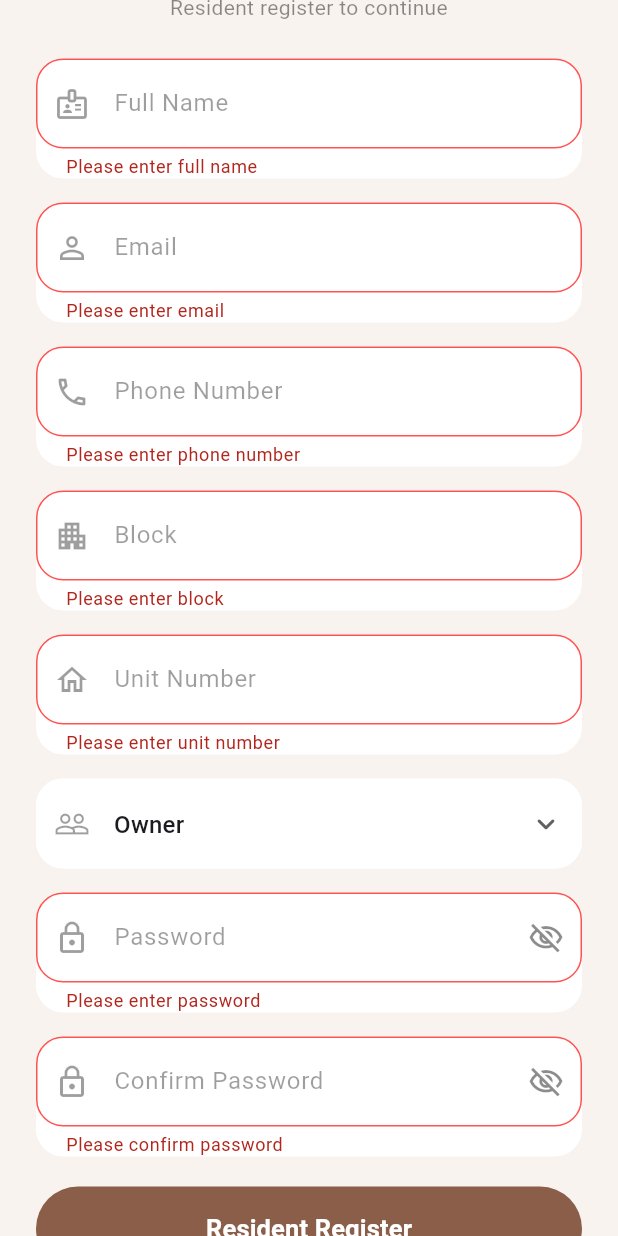
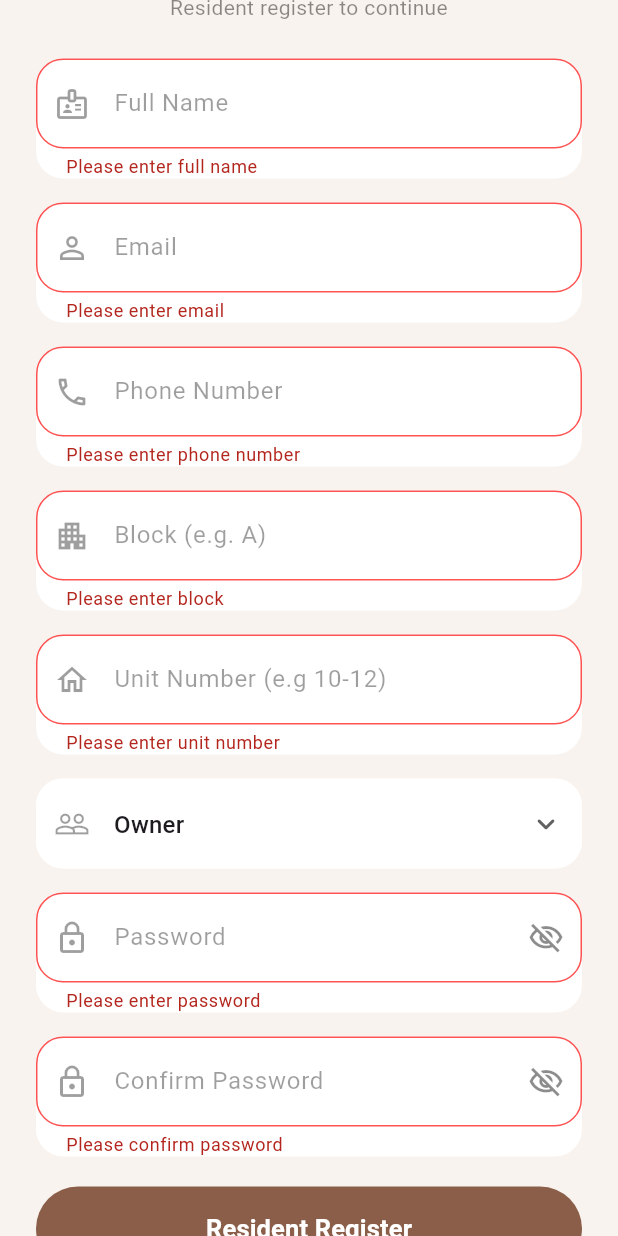
Before and after one commit to Jiazheng23/JiranMu-CommunityApp, a Flutter app: the ResidentRegisterPage screen opened directly, scrolled down 223 dp, after a tap on "Resident Register", on a phone screen of 412 x 824 dp. Run offline on Flutter 3.47's test engine with Material 3 defaults, Android fonts, the phone set to English and light mode, and no system bars; our stand-ins replace geolocator, google_maps_flutter, image_picker, qr_flutter, shared_preferences, supabase_flutter and 2 more; missing offline and left inert: mobile_scanner; accounts and stored records are empty.

Commit message:
bf merge chat

```diff
--- a/lib/admin/request/request_detail_page.dart
+++ b/lib/admin/request/request_detail_page.dart
@@ -60,7 +60,7 @@ class _RequestDetailPageState extends State<RequestDetailPage> {
             'block': subData['block'],
             'unit_number': subData['unit_number'],
             'status': 'active',
-            'resident_type': 'owner',
+            'resident_type': subData['resident_type'] ?? 'owner'
           });
         }
       } else if (type == 'booking') {
--- a/lib/resident/resident_register_page.dart
+++ b/lib/resident/resident_register_page.dart
@@ -80,6 +80,18 @@ class _ResidentRegisterPageState extends State<ResidentRegisterPage> {
       return 'Invalid phone number';
     }
 
+    return null;
+  }
+
+  String? _validateUnit(String? value) {
+    if (value == null || value.trim().isEmpty) {
+      return 'Please enter unit number';
+    }
+    final trimmed = value.trim();
+    final unitRegex = RegExp(r'^\d+(-\d+)?$');
+    if (!unitRegex.hasMatch(trimmed)) {
+      return 'Invalid format (e.g. 10-15)';
+    }
     return null;
   }
 
@@ -405,7 +417,7 @@ class _ResidentRegisterPageState extends State<ResidentRegisterPage> {
 
                 _buildTextFormField(
                   controller: blockController,
-                  hintText: 'Block',
+                  hintText: 'Block (e.g. A)',
                   icon: Icons.apartment_outlined,
                   validator: (value) => _validateRequired(value, 'block'),
                 ),
@@ -413,9 +425,9 @@ class _ResidentRegisterPageState extends State<ResidentRegisterPage> {
 
                 _buildTextFormField(
                   controller: unitController,
-                  hintText: 'Unit Number',
+                  hintText: 'Unit Number (e.g 10-12)',
                   icon: Icons.home_outlined,
-                  validator: (value) => _validateRequired(value, 'unit number'),
+                  validator: _validateUnit,
                 ),
                 const SizedBox(height: 16),
 
```
